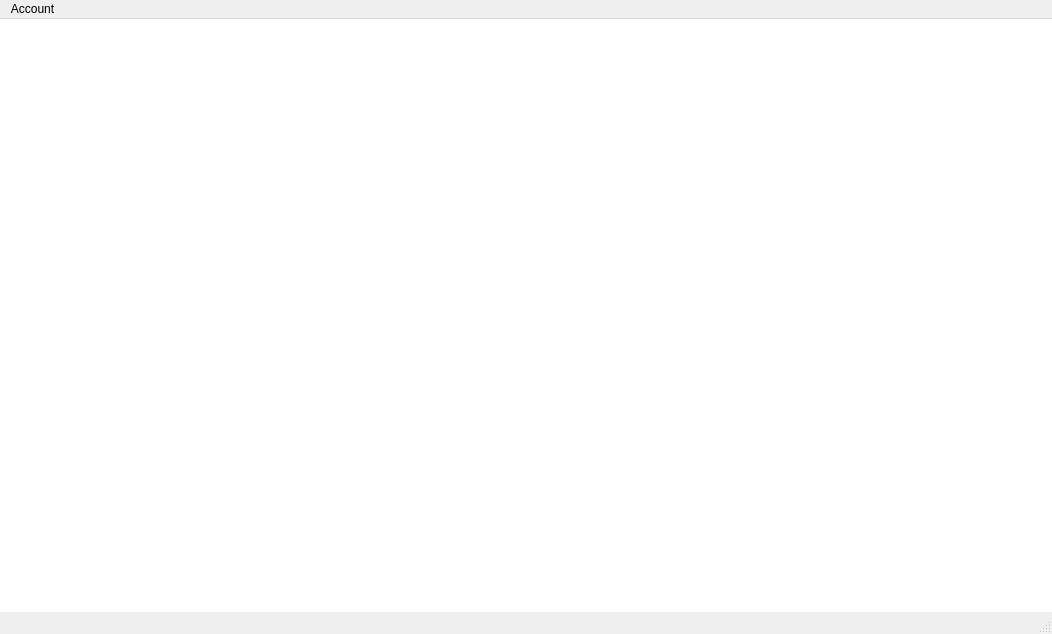
This is LibraryInformationSystem/bookdetails.ui in janelle-lr/CS106LibraryInformationSystem as Qt 5 draws it before an edit. The edited form follows.
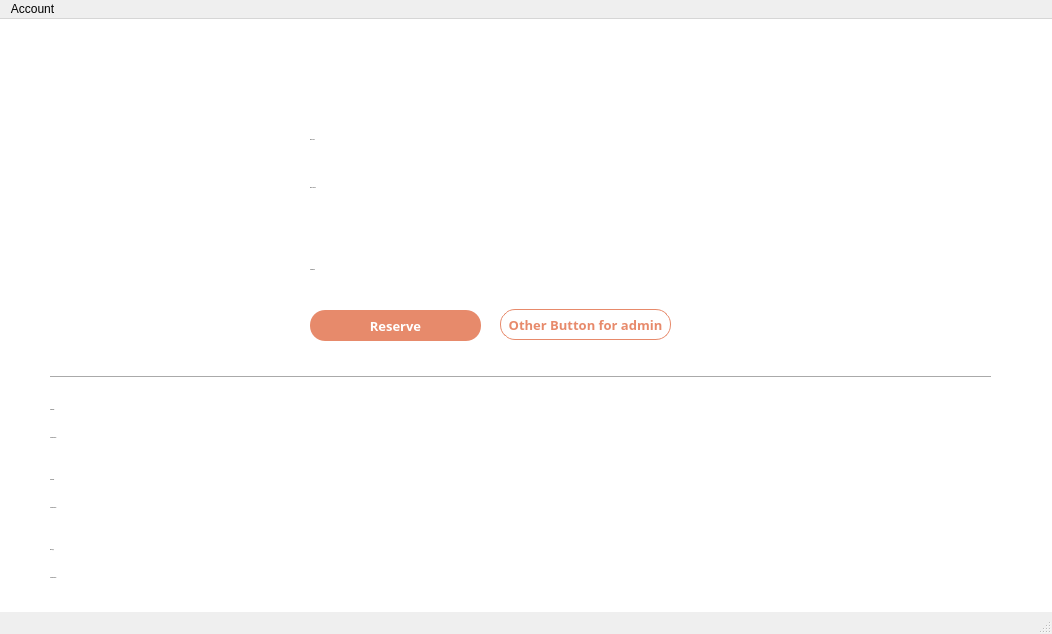
This is the edited form. Icons and pictures are not drawn.

Diff of the .ui file:
```diff
--- a/LibraryInformationSystem/bookdetails.ui
+++ b/LibraryInformationSystem/bookdetails.ui
@@ -29,6 +29,12 @@
    <property name="styleSheet">
     <string notr="true">QWidget {
 background: #fff;
+font-family: Montserrat;
+}
+
+QPushButton {
+border-radius: 15px; 
+font-size: 13px;
 }</string>
    </property>
    <widget class="QLabel" name="logoImage">
@@ -47,6 +53,354 @@
      <pixmap resource="resources.qrc">:/resources/images/bblLogo.png</pixmap>
     </property>
    </widget>
+   <widget class="QLabel" name="bookImage">
+    <property name="geometry">
+     <rect>
+      <x>110</x>
+      <y>110</y>
+      <width>161</width>
+      <height>211</height>
+     </rect>
+    </property>
+    <property name="text">
+     <string/>
+    </property>
+    <property name="pixmap">
+     <pixmap resource="resources.qrc">:/resources/images/bblLogo.png</pixmap>
+    </property>
+   </widget>
+   <widget class="QLabel" name="titleLabel">
+    <property name="geometry">
+     <rect>
+      <x>310</x>
+      <y>110</y>
+      <width>331</width>
+      <height>21</height>
+     </rect>
+    </property>
+    <property name="font">
+     <font>
+      <family>Montserrat Medium</family>
+      <pointsize>-1</pointsize>
+      <weight>50</weight>
+      <italic>false</italic>
+      <bold>false</bold>
+     </font>
+    </property>
+    <property name="styleSheet">
+     <string notr="true">QLabel {
+font: 24px &quot;Montserrat Medium&quot;;
+}</string>
+    </property>
+    <property name="text">
+     <string>Book Title</string>
+    </property>
+    <property name="alignment">
+     <set>Qt::AlignLeading|Qt::AlignLeft|Qt::AlignVCenter</set>
+    </property>
+   </widget>
+   <widget class="QLabel" name="authorLabel_2">
+    <property name="geometry">
+     <rect>
+      <x>310</x>
+      <y>160</y>
+      <width>331</width>
+      <height>16</height>
+     </rect>
+    </property>
+    <property name="font">
+     <font>
+      <family>Montserrat</family>
+      <pointsize>-1</pointsize>
+      <weight>50</weight>
+      <italic>false</italic>
+      <bold>false</bold>
+     </font>
+    </property>
+    <property name="styleSheet">
+     <string notr="true">QLabel {
+font: 13px &quot;Montserrat&quot;;
+}</string>
+    </property>
+    <property name="text">
+     <string>Book Author</string>
+    </property>
+    <property name="alignment">
+     <set>Qt::AlignLeading|Qt::AlignLeft|Qt::AlignVCenter</set>
+    </property>
+   </widget>
+   <widget class="QLabel" name="availabilityLabel_3">
+    <property name="geometry">
+     <rect>
+      <x>310</x>
+      <y>240</y>
+      <width>331</width>
+      <height>21</height>
+     </rect>
+    </property>
+    <property name="font">
+     <font>
+      <family>Montserrat Medium</family>
+      <pointsize>-1</pointsize>
+      <weight>50</weight>
+      <italic>false</italic>
+      <bold>false</bold>
+     </font>
+    </property>
+    <property name="styleSheet">
+     <string notr="true">QLabel {
+font: 16px &quot;Montserrat Medium&quot;;
+}</string>
+    </property>
+    <property name="text">
+     <string>Availability</string>
+    </property>
+    <property name="alignment">
+     <set>Qt::AlignLeading|Qt::AlignLeft|Qt::AlignVCenter</set>
+    </property>
+   </widget>
+   <widget class="QPushButton" name="reservePushButton">
+    <property name="geometry">
+     <rect>
+      <x>310</x>
+      <y>291</y>
+      <width>171</width>
+      <height>31</height>
+     </rect>
+    </property>
+    <property name="styleSheet">
+     <string notr="true">QPushButton {
+background-color: #E78A6B;
+color:  #fff;
+font-weight: 500;
+}
+
+QPushButton:hover {
+background-color: rgba(231, 138, 107, 0.8);
+}</string>
+    </property>
+    <property name="text">
+     <string>Reserve</string>
+    </property>
+   </widget>
+   <widget class="QPushButton" name="pushButton">
+    <property name="geometry">
+     <rect>
+      <x>500</x>
+      <y>290</y>
+      <width>171</width>
+      <height>31</height>
+     </rect>
+    </property>
+    <property name="styleSheet">
+     <string notr="true">QPushButton {
+border: 1px solid;
+border-color: #E78A6B;
+color:  #E78A6B;
+font-weight: 500;
+}
+
+QPushButton:hover {
+background-color: rgba(231, 138, 107, 0.2);
+}</string>
+    </property>
+    <property name="text">
+     <string>Other Button for admin</string>
+    </property>
+   </widget>
+   <widget class="Line" name="line">
+    <property name="geometry">
+     <rect>
+      <x>50</x>
+      <y>350</y>
+      <width>941</width>
+      <height>16</height>
+     </rect>
+    </property>
+    <property name="orientation">
+     <enum>Qt::Horizontal</enum>
+    </property>
+   </widget>
+   <widget class="QLabel" name="availabilityLabel_4">
+    <property name="geometry">
+     <rect>
+      <x>50</x>
+      <y>380</y>
+      <width>331</width>
+      <height>21</height>
+     </rect>
+    </property>
+    <property name="font">
+     <font>
+      <family>Montserrat Medium</family>
+      <pointsize>-1</pointsize>
+      <weight>50</weight>
+      <italic>false</italic>
+      <bold>false</bold>
+     </font>
+    </property>
+    <property name="styleSheet">
+     <string notr="true">QLabel {
+font: 16px &quot;Montserrat Medium&quot;;
+}</string>
+    </property>
+    <property name="text">
+     <string>Summary</string>
+    </property>
+    <property name="alignment">
+     <set>Qt::AlignLeading|Qt::AlignLeft|Qt::AlignVCenter</set>
+    </property>
+   </widget>
+   <widget class="QLabel" name="authorLabel_3">
+    <property name="geometry">
+     <rect>
+      <x>50</x>
+      <y>410</y>
+      <width>941</width>
+      <height>16</height>
+     </rect>
+    </property>
+    <property name="font">
+     <font>
+      <family>Montserrat</family>
+      <pointsize>-1</pointsize>
+      <weight>50</weight>
+      <italic>false</italic>
+      <bold>false</bold>
+     </font>
+    </property>
+    <property name="styleSheet">
+     <string notr="true">QLabel {
+font: 13px &quot;Montserrat&quot;;
+}</string>
+    </property>
+    <property name="text">
+     <string>Lorem Ipsum</string>
+    </property>
+    <property name="alignment">
+     <set>Qt::AlignLeading|Qt::AlignLeft|Qt::AlignVCenter</set>
+    </property>
+   </widget>
+   <widget class="QLabel" name="availabilityLabel_5">
+    <property name="geometry">
+     <rect>
+      <x>50</x>
+      <y>450</y>
+      <width>331</width>
+      <height>21</height>
+     </rect>
+    </property>
+    <property name="font">
+     <font>
+      <family>Montserrat Medium</family>
+      <pointsize>-1</pointsize>
+      <weight>50</weight>
+      <italic>false</italic>
+      <bold>false</bold>
+     </font>
+    </property>
+    <property name="styleSheet">
+     <string notr="true">QLabel {
+font: 16px &quot;Montserrat Medium&quot;;
+}</string>
+    </property>
+    <property name="text">
+     <string>Publisher</string>
+    </property>
+    <property name="alignment">
+     <set>Qt::AlignLeading|Qt::AlignLeft|Qt::AlignVCenter</set>
+    </property>
+   </widget>
+   <widget class="QLabel" name="authorLabel_4">
+    <property name="geometry">
+     <rect>
+      <x>50</x>
+      <y>480</y>
+      <width>941</width>
+      <height>16</height>
+     </rect>
+    </property>
+    <property name="font">
+     <font>
+      <family>Montserrat</family>
+      <pointsize>-1</pointsize>
+      <weight>50</weight>
+      <italic>false</italic>
+      <bold>false</bold>
+     </font>
+    </property>
+    <property name="styleSheet">
+     <string notr="true">QLabel {
+font: 13px &quot;Montserrat&quot;;
+}</string>
+    </property>
+    <property name="text">
+     <string>Lorem Ipsum</string>
+    </property>
+    <property name="alignment">
+     <set>Qt::AlignLeading|Qt::AlignLeft|Qt::AlignVCenter</set>
+    </property>
+   </widget>
+   <widget class="QLabel" name="availabilityLabel_6">
+    <property name="geometry">
+     <rect>
+      <x>50</x>
+      <y>520</y>
+      <width>331</width>
+      <height>21</height>
+     </rect>
+    </property>
+    <property name="font">
+     <font>
+      <family>Montserrat Medium</family>
+      <pointsize>-1</pointsize>
+      <weight>50</weight>
+      <italic>false</italic>
+      <bold>false</bold>
+     </font>
+    </property>
+    <property name="styleSheet">
+     <string notr="true">QLabel {
+font: 16px &quot;Montserrat Medium&quot;;
+}</string>
+    </property>
+    <property name="text">
+     <string>Genre(s)</string>
+    </property>
+    <property name="alignment">
+     <set>Qt::AlignLeading|Qt::AlignLeft|Qt::AlignVCenter</set>
+    </property>
+   </widget>
+   <widget class="QLabel" name="authorLabel_5">
+    <property name="geometry">
+     <rect>
+      <x>50</x>
+      <y>550</y>
+      <width>941</width>
+      <height>16</height>
+     </rect>
+    </property>
+    <property name="font">
+     <font>
+      <family>Montserrat</family>
+      <pointsize>-1</pointsize>
+      <weight>50</weight>
+      <italic>false</italic>
+      <bold>false</bold>
+     </font>
+    </property>
+    <property name="styleSheet">
+     <string notr="true">QLabel {
+font: 13px &quot;Montserrat&quot;;
+}</string>
+    </property>
+    <property name="text">
+     <string>Lorem Ipsum</string>
+    </property>
+    <property name="alignment">
+     <set>Qt::AlignLeading|Qt::AlignLeft|Qt::AlignVCenter</set>
+    </property>
+   </widget>
   </widget>
   <widget class="QMenuBar" name="menubar">
    <property name="geometry">
```
